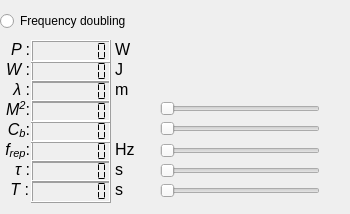
Old version of the form LODR3/Subsystems/ui_Files/DefinedLaser.ui in the repository kajsaER/LODR.
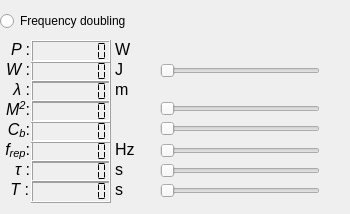
New version of the form.

Commit message: Found error in laser widget

Patch:
```diff
--- a/LODR3/Subsystems/ui_Files/DefinedLaser.ui
+++ b/LODR3/Subsystems/ui_Files/DefinedLaser.ui
@@ -467,6 +467,28 @@
     <enum>Qt::Horizontal</enum>
    </property>
   </widget>
+  <widget class="QSlider" name="slide_W">
+   <property name="geometry">
+    <rect>
+     <x>160</x>
+     <y>62</y>
+     <width>160</width>
+     <height>18</height>
+    </rect>
+   </property>
+   <property name="minimum">
+    <number>1</number>
+   </property>
+   <property name="maximum">
+    <number>1000</number>
+   </property>
+   <property name="tracking">
+    <bool>false</bool>
+   </property>
+   <property name="orientation">
+    <enum>Qt::Horizontal</enum>
+   </property>
+  </widget>
  </widget>
  <resources/>
  <connections/>
```
Left out of the diff: 3 changed lines with no effect on the pictures. The commit also changes 7 other files.
